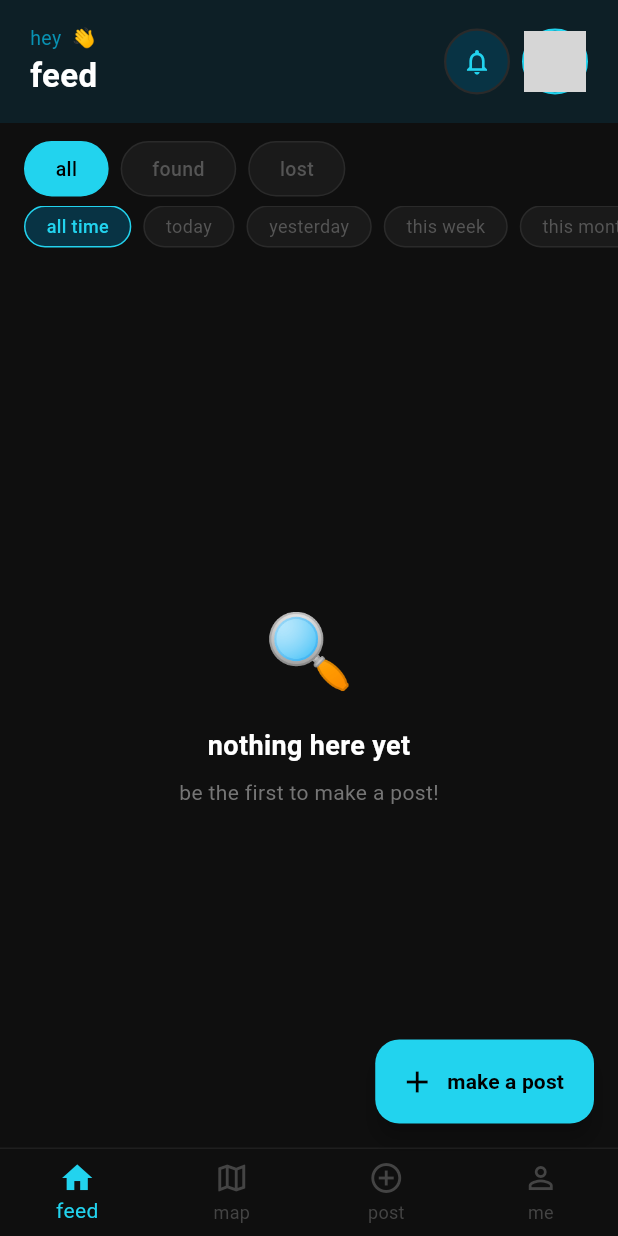
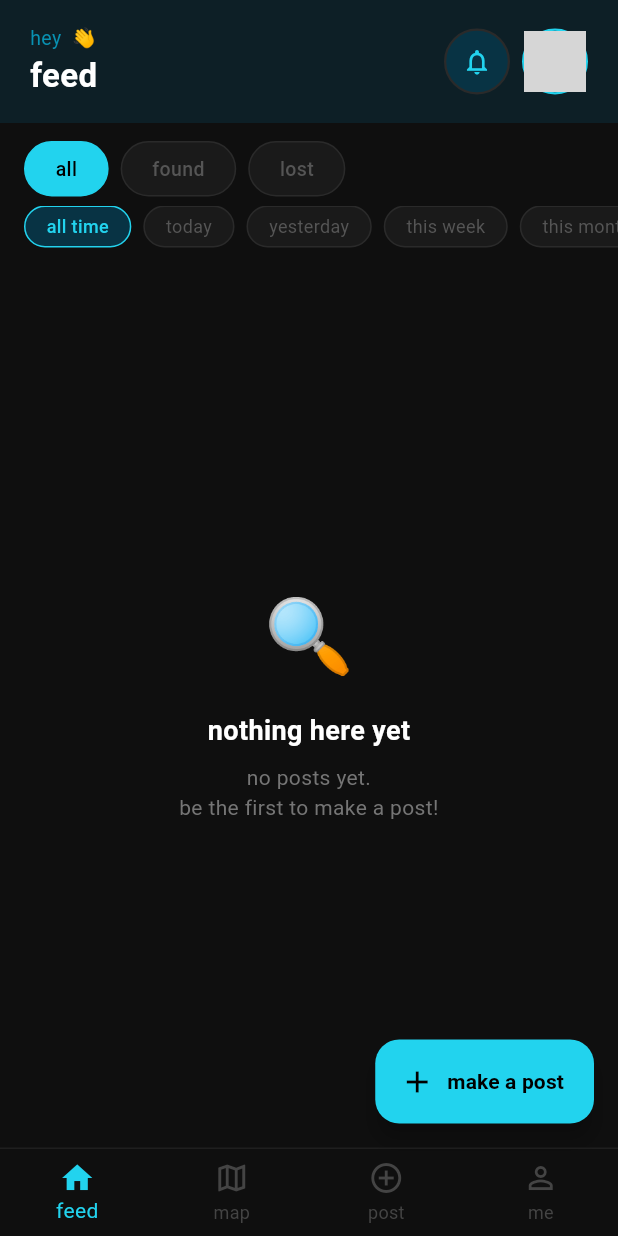
Before and after one commit to bhanukaT56/back-to-you, a Flutter app: the FeedScreen screen opened by its route, on a phone screen of 412 x 824 dp. Run offline on Flutter 3.47's test engine with Material 3 defaults, Android fonts, the phone set to English and light mode, and no system bars; our stand-ins replace cloud_firestore, firebase_auth, firebase_core, firebase_messaging, firebase_storage, flutter_image_compress and 6 more; accounts and stored records are empty; network calls fail; grey boxes are pictures that could not be loaded.

Commit message:
improved empty state message on feed screen

```diff
--- a/lib/screens/feed_screen.dart
+++ b/lib/screens/feed_screen.dart
@@ -126,7 +126,6 @@ class _FeedScreenState extends State<FeedScreen> {
           ),
           Row(
             children: [
-              // notification bell
               StreamBuilder<QuerySnapshot>(
                 stream: FirebaseFirestore.instance
                     .collection('notifications')
@@ -190,7 +189,6 @@ class _FeedScreenState extends State<FeedScreen> {
                 },
               ),
               const SizedBox(width: 8),
-              // profile avatar
               GestureDetector(
                 onTap: () async {
                   await Navigator.pushNamed(context, '/profile');
@@ -254,7 +252,13 @@ class _FeedScreenState extends State<FeedScreen> {
   }
 
   Widget _buildDateFilterTabs() {
-    final dateFilters = ['all time', 'today', 'yesterday', 'this week', 'this month'];
+    final dateFilters = [
+      'all time',
+      'today',
+      'yesterday',
+      'this week',
+      'this month'
+    ];
     return Container(
       height: 36,
       padding: const EdgeInsets.only(left: 16, bottom: 8),
@@ -269,7 +273,8 @@ class _FeedScreenState extends State<FeedScreen> {
           return GestureDetector(
             onTap: () => setState(() => _dateFilter = filter),
             child: Container(
-              padding: const EdgeInsets.symmetric(horizontal: 14, vertical: 4),
+              padding:
+                  const EdgeInsets.symmetric(horizontal: 14, vertical: 4),
               decoration: BoxDecoration(
                 color: isSelected
                     ? const Color(0xFF083344)
@@ -287,7 +292,8 @@ class _FeedScreenState extends State<FeedScreen> {
                   color: isSelected
                       ? const Color(0xFF22D3EE)
                       : const Color(0xFF555555),
-                  fontWeight: isSelected ? FontWeight.w500 : FontWeight.normal,
+                  fontWeight:
+                      isSelected ? FontWeight.w500 : FontWeight.normal,
                   fontSize: 12,
                 ),
               ),
@@ -348,12 +354,10 @@ class _FeedScreenState extends State<FeedScreen> {
 
         final allItems = snapshot.data ?? [];
 
-        // apply type filter
         var items = _filter == 'all'
             ? allItems
             : allItems.where((i) => i.type == _filter).toList();
 
-        // apply date filter
         items = _applyDateFilter(items);
 
         if (items.isEmpty) {
@@ -372,10 +376,12 @@ class _FeedScreenState extends State<FeedScreen> {
                   ),
                 ),
                 const SizedBox(height: 8),
+                // UPDATED: improved empty state message
                 Text(
                   _dateFilter != 'all time'
-                      ? 'no posts for $_dateFilter'
-                      : 'be the first to make a post!',
+                      ? 'no posts found for $_dateFilter.\ntry a different date filter!'
+                      : 'no posts yet.\nbe the first to make a post!',
+                  textAlign: TextAlign.center,
                   style: TextStyle(color: Colors.grey[600], fontSize: 14),
                 ),
               ],
@@ -498,13 +504,11 @@ class _FeedScreenState extends State<FeedScreen> {
                 ),
               ),
 
-            // item details
             Padding(
               padding: const EdgeInsets.all(12),
               child: Column(
                 crossAxisAlignment: CrossAxisAlignment.start,
                 children: [
-      // item name
                   Text(
                     item.title,
                     style: const TextStyle(
@@ -514,12 +518,11 @@ Padding(
                     ),
                   ),
                   const SizedBox(height: 8),
-      // type and category
                   Row(
                     children: [
-    // type badge
                       Container(
-      padding: const EdgeInsets.symmetric(horizontal: 10, vertical: 4),
+                        padding: const EdgeInsets.symmetric(
+                            horizontal: 10, vertical: 4),
                         decoration: BoxDecoration(
                           color: isFound
                               ? const Color(0xFF052E16)
@@ -538,9 +541,9 @@ Padding(
                         ),
                       ),
                       const SizedBox(width: 8),
-    // category badge
                       Container(
-      padding: const EdgeInsets.symmetric(horizontal: 10, vertical: 4),
+                        padding: const EdgeInsets.symmetric(
+                            horizontal: 10, vertical: 4),
                         decoration: BoxDecoration(
                           color: const Color(0xFF083344),
                           borderRadius: BorderRadius.circular(20),
@@ -554,11 +557,11 @@ Padding(
                           ),
                         ),
                       ),
-    // claimed badge
                       if (item.status == 'claimed') ...[
                         const SizedBox(width: 8),
                         Container(
-        padding: const EdgeInsets.symmetric(horizontal: 10, vertical: 4),
+                          padding: const EdgeInsets.symmetric(
+                              horizontal: 10, vertical: 4),
                           decoration: BoxDecoration(
                             color: const Color(0xFF052E16),
                             borderRadius: BorderRadius.circular(20),
```
Lines whose indentation alone changed are shown as unchanged.
